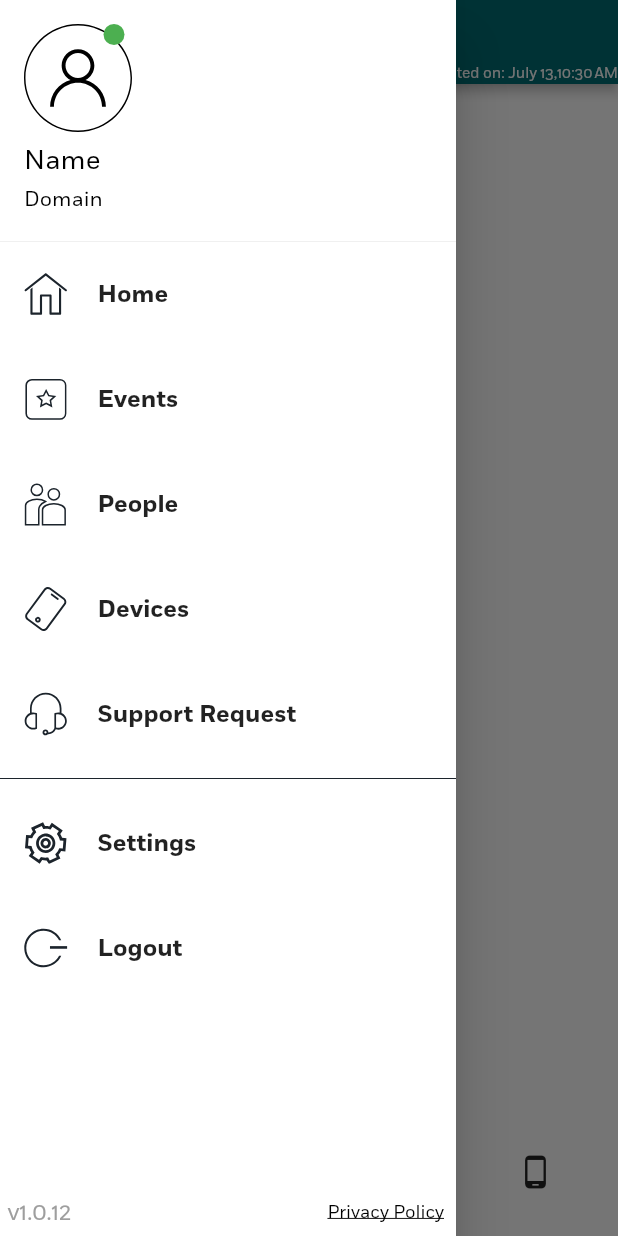
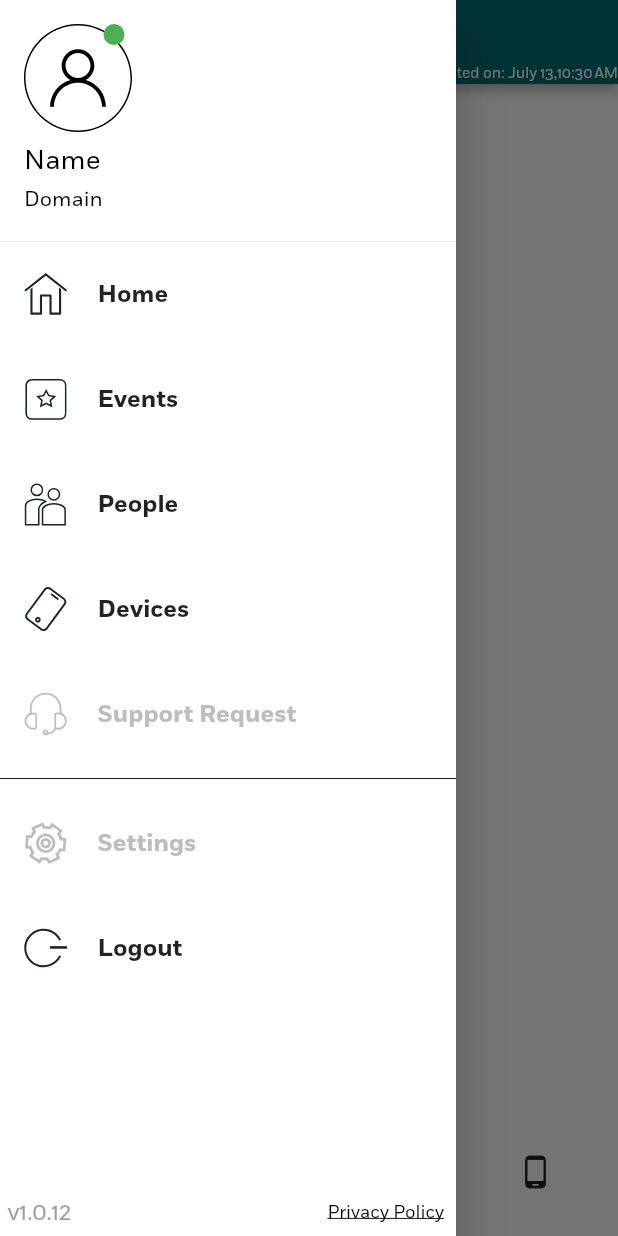
Before and after one commit to noeljolly09/idec_face, a Flutter app: the CustomNavigationBar screen opened by its route, with the side drawer open, on a phone screen of 412 x 824 dp. Run offline on Flutter 3.47's test engine with Material 2 defaults, Android fonts, the phone set to English and light mode, and no system bars; drawn by our look-alikes of salomon_bottom_bar; our stand-ins replace connectivity, dio, flutter_riverpod, flutter_spinkit, flutter_svg, package_info_plus and 2 more; missing offline and left inert: country_list_pick, drop_down_list, encrypt; accounts and stored records are empty.

Commit message:
drawer fix

```diff
--- a/lib/custom_widgets/drawer/drawer.dart
+++ b/lib/custom_widgets/drawer/drawer.dart
@@ -66,6 +66,7 @@ class _MyDrawerState extends ConsumerState<MyDrawer> {
                   ),
                 ),
                 drawerItem(
+                  isdiabled: false,
                   svg: "assets/svg/home.svg",
                   text: "Home",
                   onTap: () {
@@ -77,6 +78,7 @@ class _MyDrawerState extends ConsumerState<MyDrawer> {
                   },
                 ),
                 drawerItem(
+                  isdiabled: false,
                   svg: "assets/svg/event_icon.svg",
                   text: "Events",
                   onTap: () {
@@ -88,6 +90,7 @@ class _MyDrawerState extends ConsumerState<MyDrawer> {
                   },
                 ),
                 drawerItem(
+                  isdiabled: false,
                   svg: "assets/svg/peoplesIcon.svg",
                   text: "People",
                   onTap: () {
@@ -95,6 +98,7 @@ class _MyDrawerState extends ConsumerState<MyDrawer> {
                   },
                 ),
                 drawerItem(
+                  isdiabled: false,
                   svg: "assets/svg/device.svg",
                   text: "Devices",
                   onTap: () {
@@ -106,17 +110,20 @@ class _MyDrawerState extends ConsumerState<MyDrawer> {
                   },
                 ),
                 drawerItem(
+                  isdiabled: true,
                   svg: "assets/svg/support.svg",
                   text: "Support Request",
-                  onTap: () {},
+                  // onTap: () {},
                 ),
                 const Divider(color: AppConstants.customblack),
                 drawerItem(
+                  isdiabled: true,
                   svg: "assets/svg/settings.svg",
                   text: "Settings",
-                  onTap: () {},
+                  // onTap: () {},
                 ),
                 drawerItem(
+                  isdiabled: false,
                   svg: "assets/svg/logout.svg",
                   text: "Logout",
                   onTap: () {
--- a/lib/custom_widgets/drawer/drawer_item.dart
+++ b/lib/custom_widgets/drawer/drawer_item.dart
@@ -3,26 +3,37 @@ import 'package:flutter_svg/flutter_svg.dart';
 
 import '../../constants.dart';
 
-
 Widget drawerItem(
     {required String svg,
     required String text,
-    required GestureTapCallback onTap}) {
+    required bool isdiabled,
+    void Function()? onTap}) {
   return ListTile(
     hoverColor: Colors.transparent,
     title: Row(
       children: <Widget>[
-        SvgPicture.asset(
+        isdiabled == false
+            ? SvgPicture.asset(
                 svg,
                 height: 30,
                 color: AppConstants.customblack,
+              )
+            : SvgPicture.asset(
+                svg,
+                height: 30,
+                color: Colors.grey.shade400,
               ),
         Padding(
           padding: const EdgeInsets.all(20),
           child: Text(
             text,
-            style: TextStyle(
+            style: isdiabled == false
+                ? TextStyle(
                     fontWeight: FontWeight.w600,
+                    fontSize: AppConstants.modaltextsize)
+                : TextStyle(
+                    fontWeight: FontWeight.w600,
+                    color: Colors.grey.shade400,
                     fontSize: AppConstants.modaltextsize),
           ),
         )
--- a/lib/main.dart
+++ b/lib/main.dart
@@ -26,6 +26,7 @@ class MyApp extends StatelessWidget {
   Widget build(BuildContext context) {
     return MaterialApp(
       debugShowCheckedModeBanner: false,
+
       theme: ThemeData(
         fontFamily: "Fort",
 
@@ -54,9 +55,7 @@ class MyApp extends StatelessWidget {
         elevatedButtonTheme: ElevatedButtonThemeData(
           style: ElevatedButton.styleFrom(
             primary: Colors.white,
-
             onPrimary: const Color(0xFF006e74),
-
             padding: const EdgeInsets.symmetric(horizontal: 16),
             shape: const RoundedRectangleBorder(
               borderRadius: BorderRadius.all(Radius.circular(5)),
```
Lines whose indentation alone changed are shown as unchanged.
